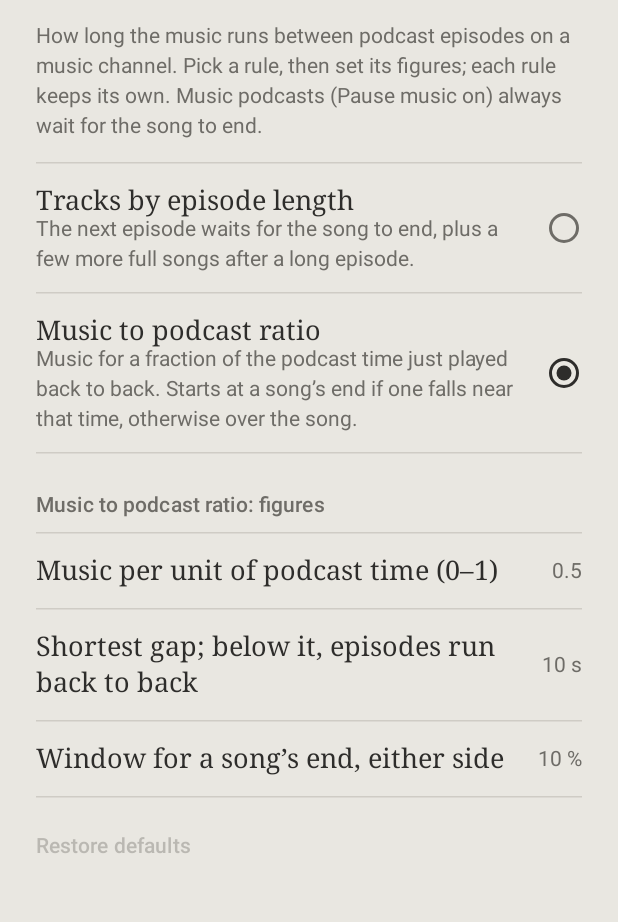
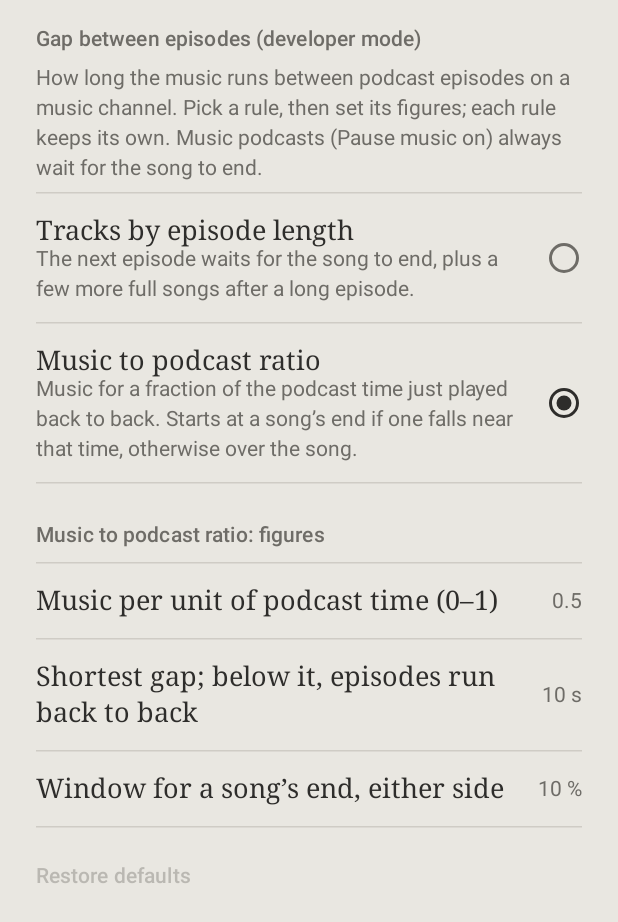
Before and after one commit to drj-chantschool/VibeRadio, an Android app built with Jetpack Compose: the @Preview function PodcastSettingsPreview, on a phone screen of 412 x 824 dp. Shown: the top 922 px of the screen. Run offline under Robolectric (Android 15) with nearby library versions, the phone set to English and light mode, and no system bars.

Commit message:
Settings → Podcasts for everyone; only the gap rule needs developer mode (#2)
The page is where user-facing podcast settings will go. Without developer
mode it says there is nothing to set yet and points to the podcast page.

Co-Authored-By: Claude Opus 5.5 <noreply@anthropic.com>
Claude-Session: https://claude.ai/code/session_014KveL8aH3Pqw35abS8KZ7v

```diff
--- a/app/src/main/java/app/viberadio/AppContainer.kt
+++ b/app/src/main/java/app/viberadio/AppContainer.kt
@@ -183,7 +183,7 @@ class AppContainer(context: Context) {
         ioDispatcher = Dispatchers.IO,
     )
 
-    /** Settings → Podcasts (developer mode): the rule for the gap between episodes on a song channel. */
+    /** Settings → Podcasts, in developer mode: the rule for the gap between episodes on a song channel. */
     val podcastGapSettings = PodcastGapSettingsRepository(
         store = PrefsPodcastGapStore(context),
         scope = appScope,
--- a/app/src/main/java/app/viberadio/playback/PodcastGapRule.kt
+++ b/app/src/main/java/app/viberadio/playback/PodcastGapRule.kt
@@ -28,7 +28,7 @@ sealed interface Gap {
 
 /**
  * How long the music runs between podcast episodes on a song channel (#2). One of [all], each
- * with its own parameters, chosen in Settings → Podcasts (developer mode). Pure.
+ * with its own parameters, chosen on Settings → Podcasts (in developer mode). Pure.
  */
 sealed interface PodcastGapRule {
     /** Stable; persisted. */
--- a/app/src/main/java/app/viberadio/playback/PodcastGapSettingsRepository.kt
+++ b/app/src/main/java/app/viberadio/playback/PodcastGapSettingsRepository.kt
@@ -18,8 +18,8 @@ interface PodcastGapStore {
 }
 
 /**
- * Settings → Podcasts (developer mode): which [PodcastGapRule] spaces episodes on song channels,
- * and each rule's parameters. [RadioSessionCallback] reads [settings]'s value each time an
+ * The gap rule on Settings → Podcasts (shown in developer mode): which [PodcastGapRule] spaces
+ * episodes on song channels, and each rule's parameters. [RadioSessionCallback] reads [settings]'s value each time an
  * episode ends. Starts on the defaults and takes the saved ones once loaded; invalid changes are
  * ignored. The choice stays in force with developer mode off.
  */
--- a/app/src/main/java/app/viberadio/ui/SettingsScreen.kt
+++ b/app/src/main/java/app/viberadio/ui/SettingsScreen.kt
@@ -124,7 +124,7 @@ fun SettingsScreen(
     /** Applies the change if valid; false (nothing changed) if not. */
     onAudioChange: ((AudioSettings) -> AudioSettings) -> Boolean,
     onRestoreAudio: () -> Unit,
-    /** Settings → Podcasts (developer mode): the gap rule between episodes and its parameters. */
+    /** Settings → Podcasts: the gap rule between episodes and its parameters (shown in developer mode only). */
     podcastGap: PodcastGapSettings,
     onSelectGapRule: (id: String) -> Unit,
     /** Sets one parameter of a rule if the value is accepted; false (nothing changed) if not. */
@@ -146,7 +146,7 @@ fun SettingsScreen(
     BackHandler(enabled = page != SettingsPage.Root) { page = SettingsPage.Root }
     // Turning developer mode off hides its pages.
     LaunchedEffect(debug.developerMode) {
-        if (!debug.developerMode && (page == SettingsPage.Debug || page == SettingsPage.Podcasts)) page = SettingsPage.Root
+        if (!debug.developerMode && page == SettingsPage.Debug) page = SettingsPage.Root
     }
 
     Surface(color = MaterialTheme.colorScheme.background, modifier = Modifier.fillMaxSize()) {
@@ -172,13 +172,13 @@ fun SettingsScreen(
                         onClick = { page = SettingsPage.Audio },
                     )
                     Rule()
-                    if (debug.developerMode) {
                     SettingsLink(
                         title = stringResource(R.string.settings_podcasts),
                         summary = stringResource(R.string.settings_podcasts_summary),
                         onClick = { page = SettingsPage.Podcasts },
                     )
                     Rule()
+                    if (debug.developerMode) {
                         SettingsLink(
                             title = stringResource(R.string.settings_debug),
                             summary = stringResource(R.string.settings_debug_summary),
@@ -203,7 +203,7 @@ fun SettingsScreen(
                 }
                 SettingsPage.Podcasts -> {
                     SettingsHeader(stringResource(R.string.settings_podcasts), onBack = { page = SettingsPage.Root })
-                    PodcastSettingsList(podcastGap, onSelectGapRule, onGapParam, onRestoreGap)
+                    PodcastSettingsList(debug.developerMode, podcastGap, onSelectGapRule, onGapParam, onRestoreGap)
                 }
                 SettingsPage.Debug -> {
                     SettingsHeader(stringResource(R.string.settings_debug), onBack = { page = SettingsPage.Root })
@@ -685,12 +685,14 @@ internal object GapStrings {
 }
 
 /**
- * Settings → Podcasts (developer mode): which rule sets the gap between episodes on a song
- * channel, one radio row per rule, then the chosen rule's own parameters, each tappable to
- * change, and a way back to the defaults. Each rule keeps its parameters while another is chosen.
+ * Settings → Podcasts. Open to everyone; more podcast settings join it later. In developer mode
+ * it has the gap rule: which rule sets the gap between episodes on a song channel, one radio row
+ * per rule, then the chosen rule's own parameters, each tappable to change, and a way back to the
+ * defaults. Each rule keeps its parameters while another is chosen.
  */
 @Composable
 private fun PodcastSettingsList(
+    developerMode: Boolean,
     settings: PodcastGapSettings,
     onSelect: (id: String) -> Unit,
     onParam: (ruleId: String, key: String, value: Double) -> Boolean,
@@ -701,12 +703,30 @@ private fun PodcastSettingsList(
     val defaults = PodcastGapRule.all.first { it.id == active.id }
 
     LazyColumn(Modifier.fillMaxSize(), contentPadding = PaddingValues(bottom = 24.dp)) {
+        if (!developerMode) {
             item {
                 Text(
-                stringResource(R.string.settings_podcasts_hint),
+                    stringResource(R.string.settings_podcasts_empty),
                     style = MaterialTheme.typography.bodyMedium,
                     color = MaterialTheme.colorScheme.onSurfaceVariant,
                     modifier = Modifier.padding(horizontal = 24.dp, vertical = 16.dp),
+                )
+                Rule()
+            }
+            return@LazyColumn
+        }
+        item {
+            Text(
+                stringResource(R.string.settings_podcasts_gap),
+                style = MaterialTheme.typography.labelLarge,
+                color = MaterialTheme.colorScheme.onSurfaceVariant,
+                modifier = Modifier.padding(start = 24.dp, end = 24.dp, top = 16.dp),
+            )
+            Text(
+                stringResource(R.string.settings_podcasts_gap_hint),
+                style = MaterialTheme.typography.bodyMedium,
+                color = MaterialTheme.colorScheme.onSurfaceVariant,
+                modifier = Modifier.padding(horizontal = 24.dp, vertical = 8.dp),
             )
             Rule()
         }
@@ -772,7 +792,7 @@ private fun PodcastSettingsList(
         }
     }
 
-    active.params.firstOrNull { it.key == editing }?.let { param ->
+    active.params.firstOrNull { it.key == editing }?.takeIf { developerMode }?.let { param ->
         FigureDialog(
             key = active.id + "." + param.key,
             title = stringResource(GapStrings.label(param.key)),
@@ -1038,6 +1058,7 @@ private fun PodcastSettingsPreview() {
     VibeRadioTheme(darkTheme = false) {
         Surface(color = MaterialTheme.colorScheme.background) {
             PodcastSettingsList(
+                developerMode = true,
                 PodcastGapSettings.DEFAULT.select(PodcastGapRule.MusicRatio.ID),
                 onSelect = {},
                 onParam = { _, _, _ -> true },
--- a/app/src/main/java/app/viberadio/ui/SettingsViewModel.kt
+++ b/app/src/main/java/app/viberadio/ui/SettingsViewModel.kt
@@ -67,7 +67,7 @@ class SettingsViewModel(application: Application) : AndroidViewModel(application
 
     private val container = (application as VibeRadioApp).container
 
-    /** Settings → Podcasts (developer mode): the gap rule between episodes and each rule's figures. */
+    /** Settings → Podcasts, in developer mode: the gap rule between episodes and each rule's figures. */
     val podcastGap: StateFlow<PodcastGapSettings> = container.podcastGapSettings.settings
 
     fun selectGapRule(id: String) {
--- a/app/src/main/res/values/strings.xml
+++ b/app/src/main/res/values/strings.xml
@@ -104,11 +104,13 @@
         <item quantity="one">%1$d step away from developer mode</item>
         <item quantity="other">%1$d steps away from developer mode</item>
     </plurals>
-    <string name="developer_mode_on">Developer mode is on. Settings now has Podcasts and Debug pages.</string>
+    <string name="developer_mode_on">Developer mode is on. Settings now has a Debug page, and Podcasts has the gap between episodes.</string>
     <string name="developer_mode_already_on">Developer mode is already on.</string>
     <string name="settings_podcasts">Podcasts</string>
-    <string name="settings_podcasts_summary">The gap between episodes on music channels</string>
-    <string name="settings_podcasts_hint">How long the music runs between podcast episodes on a music channel. Pick a rule, then set its figures; each rule keeps its own. Music podcasts (Pause music on) always wait for the song to end.</string>
+    <string name="settings_podcasts_summary">How podcasts play on the channels</string>
+    <string name="settings_podcasts_empty">Nothing to set here yet. Each show’s channels, speed and Pause music are on the podcast page.</string>
+    <string name="settings_podcasts_gap">Gap between episodes (developer mode)</string>
+    <string name="settings_podcasts_gap_hint">How long the music runs between podcast episodes on a music channel. Pick a rule, then set its figures; each rule keeps its own. Music podcasts (Pause music on) always wait for the song to end.</string>
     <string name="settings_podcasts_params">%1$s: figures</string>
     <string name="settings_podcasts_invalid">Out of range: %1$s to %2$s.</string>
     <string name="settings_podcasts_invalid_whole">Out of range: a whole number, %1$s to %2$s.</string>
@@ -144,7 +146,7 @@
     <string name="settings_debug_nightly_about">Once a day, while the phone is charging and idle.</string>
     <string name="settings_debug_nightly_no_folder">Once a day, while the phone is charging and idle. Pick a diagnostics folder first, or the exports stay on the phone.</string>
     <string name="settings_debug_developer_mode">Developer mode</string>
-    <string name="settings_debug_developer_mode_about">Turning it off hides this page and Podcasts, and stops the nightly export. Exports already made stay where they are, and the podcast gap rule stays as set.</string>
+    <string name="settings_debug_developer_mode_about">Turning it off hides this page and the podcast gap rule, and stops the nightly export. Exports already made stay where they are, and the podcast gap rule stays as set.</string>
     <string name="unit_hz">Hz</string>
     <string name="unit_db">dB</string>
     <string name="unit_lufs">LUFS</string>
```
Also changed, not shown: 2 other files. Lines whose indentation alone changed are shown as unchanged.
